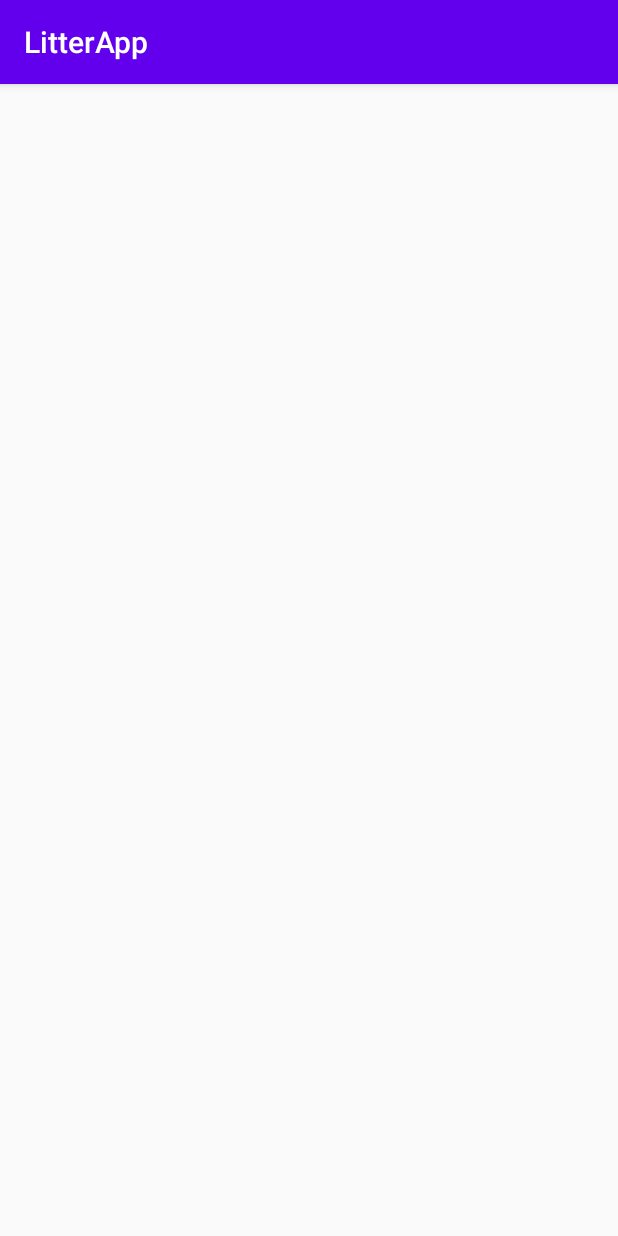
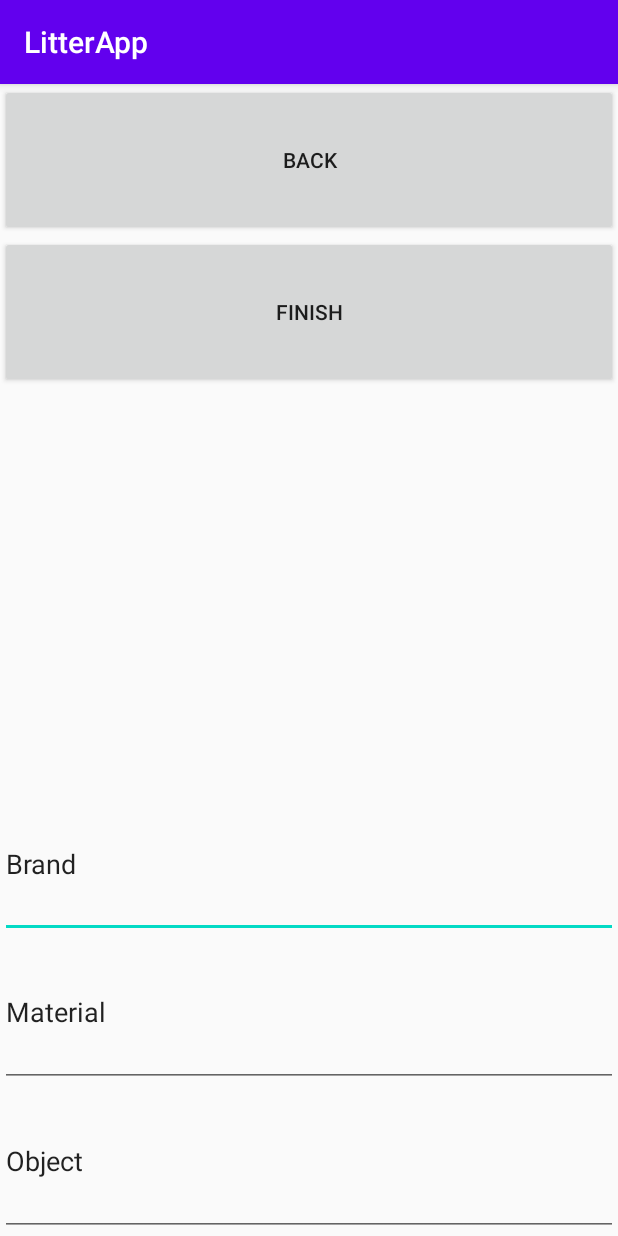
Before and after one commit to mdg1317/Capstone_Litter_App, an Android app: the LabelActivity screen opened directly, with no data from a screen before it, on a phone screen of 412 x 824 dp. Run offline under Robolectric (Android 15) with nearby library versions, the phone set to English and light mode, and no system bars.

Commit message:
Edits to label screen

```diff
--- a/app/src/main/res/layout/activity_label.xml
+++ b/app/src/main/res/layout/activity_label.xml
@@ -4,6 +4,61 @@
     xmlns:tools="http://schemas.android.com/tools"
     android:layout_width="match_parent"
     android:layout_height="match_parent"
+    android:layout_weight="5"
     tools:context=".LabelActivity">
 
+    <LinearLayout
+        android:layout_width="match_parent"
+        android:layout_height="match_parent"
+        android:orientation="vertical">
+
+        <Button
+            android:id="@+id/button_back"
+            android:layout_width="match_parent"
+            android:layout_height="wrap_content"
+            android:layout_weight="1"
+            android:text="Back" />
+
+        <Button
+            android:id="@+id/button_finish"
+            android:layout_width="match_parent"
+            android:layout_height="wrap_content"
+            android:layout_weight="1"
+            android:text="Finish" />
+
+        <ImageView
+            android:id="@+id/label_image"
+            android:layout_width="match_parent"
+            android:layout_height="wrap_content"
+            android:layout_weight="5"
+            tools:srcCompat="@tools:sample/avatars" />
+
+        <EditText
+            android:id="@+id/text_edit_brand"
+            android:layout_width="match_parent"
+            android:layout_height="wrap_content"
+            android:layout_weight="1"
+            android:ems="10"
+            android:inputType="textPersonName"
+            android:text="Brand" />
+
+        <EditText
+            android:id="@+id/text_edit_material"
+            android:layout_width="match_parent"
+            android:layout_height="wrap_content"
+            android:layout_weight="1"
+            android:ems="10"
+            android:inputType="textPersonName"
+            android:text="Material" />
+
+        <EditText
+            android:id="@+id/text_edit_object"
+            android:layout_width="match_parent"
+            android:layout_height="wrap_content"
+            android:layout_weight="1"
+            android:ems="10"
+            android:inputType="textPersonName"
+            android:text="Object" />
+
+    </LinearLayout>
 </androidx.constraintlayout.widget.ConstraintLayout>
```
